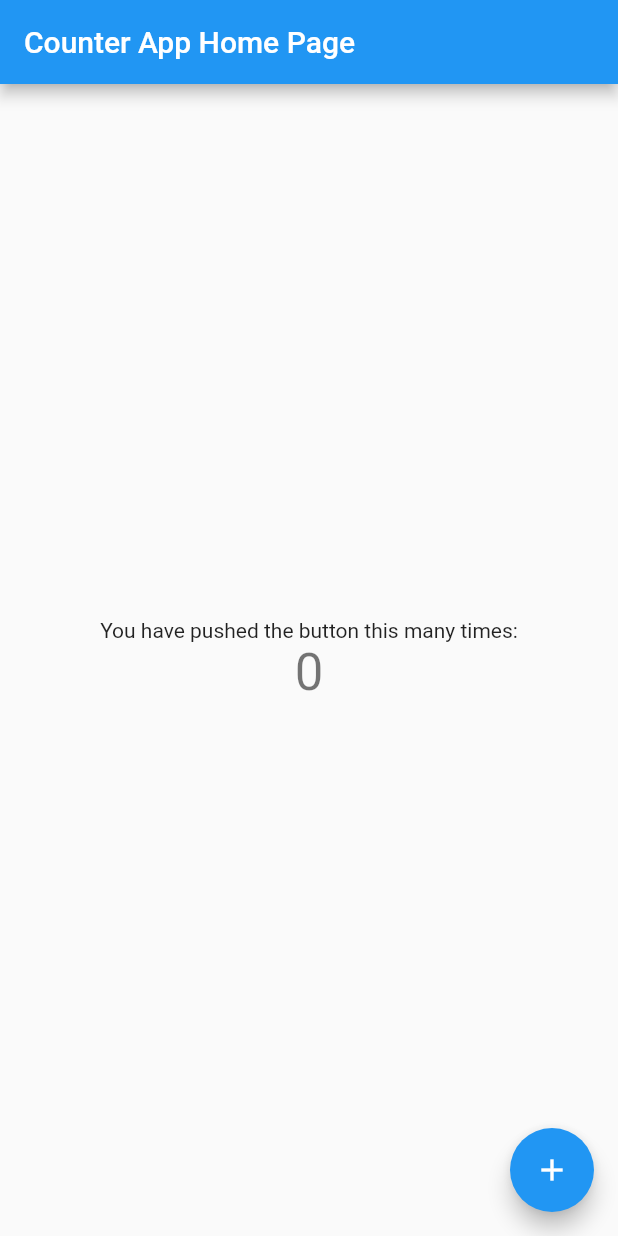
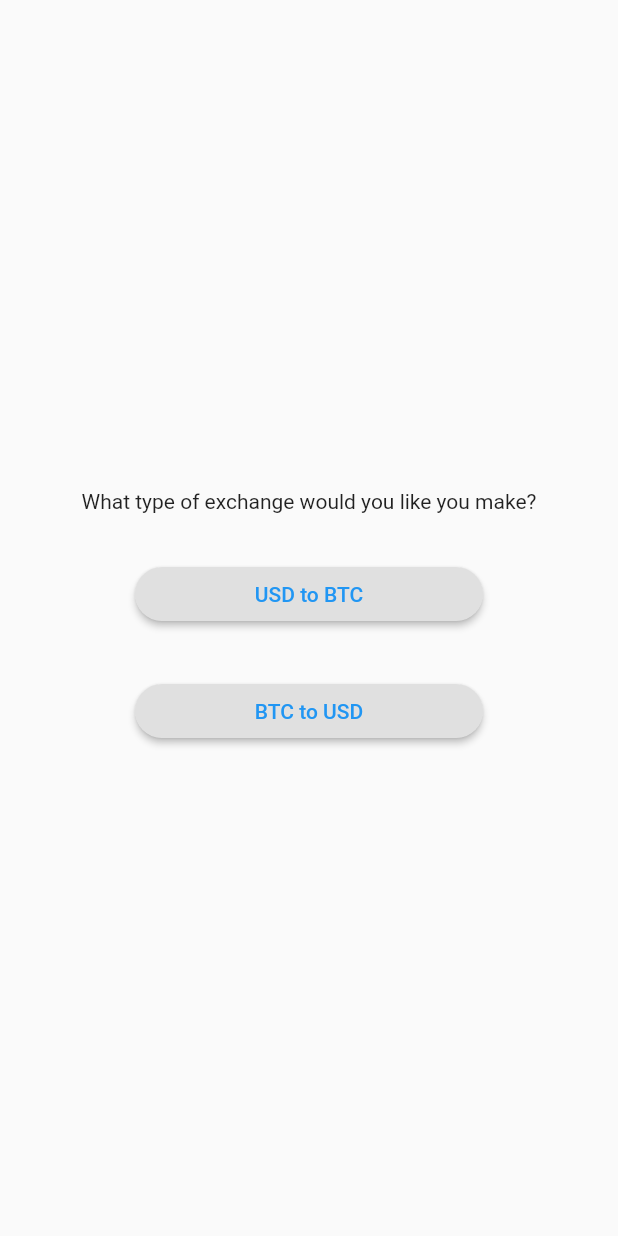
Before and after one commit to utrgv-software-engineering/bitcoin-calculator-Gabe-GH, a Flutter app: the screen it shows after launch, on a phone screen of 412 x 824 dp. Run offline on Flutter 3.47's test engine with Material 2 defaults, Android fonts, the phone set to English and light mode, and no system bars.

Commit message:
Added two screens, UI, text field functionality, button functionality

```diff
--- a/lib/main.dart
+++ b/lib/main.dart
@@ -1,4 +1,5 @@
 import 'package:flutter/material.dart';
+import 'package:bitcoin_calculator/screens/main_screen.dart';
 
 void main() => runApp(MyApp());
 
@@ -7,7 +8,7 @@ class MyApp extends StatelessWidget {
   Widget build(BuildContext context) {
     return MaterialApp(
       title: 'Counter App',
-      home: MyHomePage(title: 'Counter App Home Page'),
+      home: MainScreen(),
     );
   }
 }
--- /dev/null
+++ b/lib/screens/main_screen.dart
@@ -0,0 +1,65 @@
+import 'package:flutter/cupertino.dart';
+import 'package:flutter/material.dart';
+import 'package:bitcoin_calculator/screens/usd_to_btc_screen';
+import 'package:bitcoin_calculator/screens/btc_to_usd_screen.dart';
+
+class MainScreen extends StatefulWidget {
+  @override
+  State<MainScreen> createState() => _MainScreenState();
+}
+
+class _MainScreenState extends State<MainScreen> {
+  @override
+  Widget build(BuildContext context) {
+    return Scaffold(
+        body: Center(
+      child: Padding(
+        padding: const EdgeInsets.all(8.0),
+        child: Column(
+            mainAxisAlignment: MainAxisAlignment.center,
+            children: <Widget>[
+              Text("What type of exchange would you like you make?",
+                  key: Key('home-screen-prompt')),
+              Padding(
+                padding: EdgeInsets.only(top: 30),
+                child: RaisedButton(
+                  key: Key('usd-text'),
+                  child: Text(
+                    'USD to BTC',
+                    style: TextStyle(color: Colors.blue),
+                  ),
+                  shape: RoundedRectangleBorder(
+                      borderRadius: (BorderRadius.circular(20))),
+                  padding: EdgeInsets.only(left: 80, right: 80),
+                  onPressed: () {
+                    Navigator.push(
+                      context,
+                      MaterialPageRoute(builder: (context) => USDtoBTCScreen()),
+                    );
+                  },
+                ),
+              ),
+              Padding(
+                padding: EdgeInsets.only(top: 30),
+                child: RaisedButton(
+                  key: Key('btc-text'),
+                  child: Text(
+                    'BTC to USD',
+                    style: TextStyle(color: Colors.blue),
+                  ),
+                  shape: RoundedRectangleBorder(
+                      borderRadius: (BorderRadius.circular(20))),
+                  padding: EdgeInsets.only(left: 80, right: 80),
+                  onPressed: () {
+                    Navigator.push(
+                      context,
+                      MaterialPageRoute(builder: (context) => BTCtoUSDScreen()),
+                    );
+                  },
+                ),
+              )
+            ]),
+      ),
+    ));
+  }
+}
--- /dev/null
+++ b/lib/util/conversion_tools.dart
@@ -0,0 +1,13 @@
+class ConversionTools {
+  static double btcToUsd(double btc) {
+    return btc * 61909.20;
+  }
+
+  static double usdToBtc(double usd) {
+    double returnAmnt;
+
+    usd < 0 ? returnAmnt = 0 : returnAmnt = usd / 61909.20;
+
+    return returnAmnt;
+  }
+}
--- a/test_driver/app_test.dart
+++ b/test_driver/app_test.dart
@@ -3,12 +3,9 @@ import 'package:flutter_driver/flutter_driver.dart';
 import 'package:test/test.dart';
 
 void main() {
-  group('Counter App', () {
   // First, define the Finders and use them to locate widgets from the
   // test suite. Note: the Strings provided to the `byValueKey` method must
   // be the same as the Strings we used for the Keys in step 1.
-    final counterTextFinder = find.byValueKey('counter');
-    final buttonFinder = find.byValueKey('increment');
 
   FlutterDriver driver;
 
@@ -23,18 +20,40 @@ void main() {
       driver.close();
     }
   });
+  group('Conversion App', () {
+    test("usd to btc take us to the corresponding screen", () async {
+      final findUSDbtn = find.byValueKey("usd-text");
+      final findMainScreenPrompt = find.byValueKey('home-screen-prompt');
 
-    test('starts at 0', () async {
-      // Use the `driver.getText` method to verify the counter starts at 0.
-      expect(await driver.getText(counterTextFinder), "0");
+      expect(await driver.getText(findMainScreenPrompt),
+          'What type of exchange would you like you make?');
+      // expect(findUSDbtn, "USD to BTC");
+      await driver.tap(findUSDbtn);
+
+      final secondScreenText = find.byValueKey('second-screen-text');
+      expect(await driver.getText(secondScreenText), 'USD to BTC');
     });
 
-    test('increments the counter', () async {
-      // First, tap the button.
-      await driver.tap(buttonFinder);
+    // test("btc to usd take us to the corresponding screen", () async {
+    //   final findBTCtext = find.byValueKey("btc-text");
+    //   await driver.tap(findBTCtext);
 
-      // Then, verify the counter text is incremented by 1.
-      expect(await driver.getText(counterTextFinder), "1");
+    //   expect(await driver.getText(findBTCtext), "BTC to USD");
+    // });
+
+    test("insert number in input field and convert 61909.20 to 1 btc",
+        () async {
+      final findInputField = find.byValueKey("input-field-one");
+      final convertBtn = find.byValueKey("convert-button");
+      final btcAmountText = find.byValueKey("btc-amount-text");
+
+      await driver.tap(findInputField);
+
+      await driver.enterText('61909.20');
+      await driver.waitFor(find.text('61909.20'));
+      await driver.tap(convertBtn);
+
+      expect(btcAmountText, '1.0');
     });
   });
 }
```
Also changed, not shown: lib/screens/btc_to_usd_screen.dart (added, +69 -0 lines), pubspec.lock, 2 other files. Lines whose indentation alone changed are shown as unchanged.
